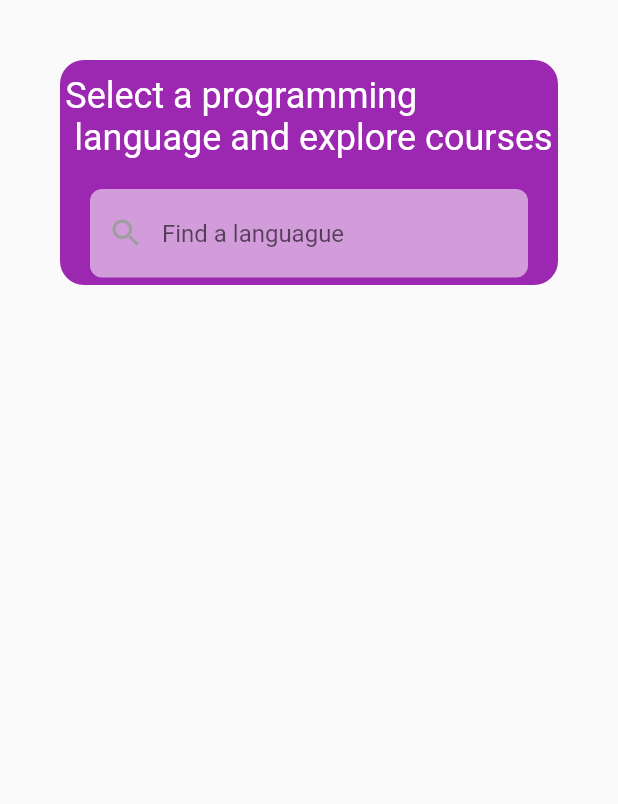
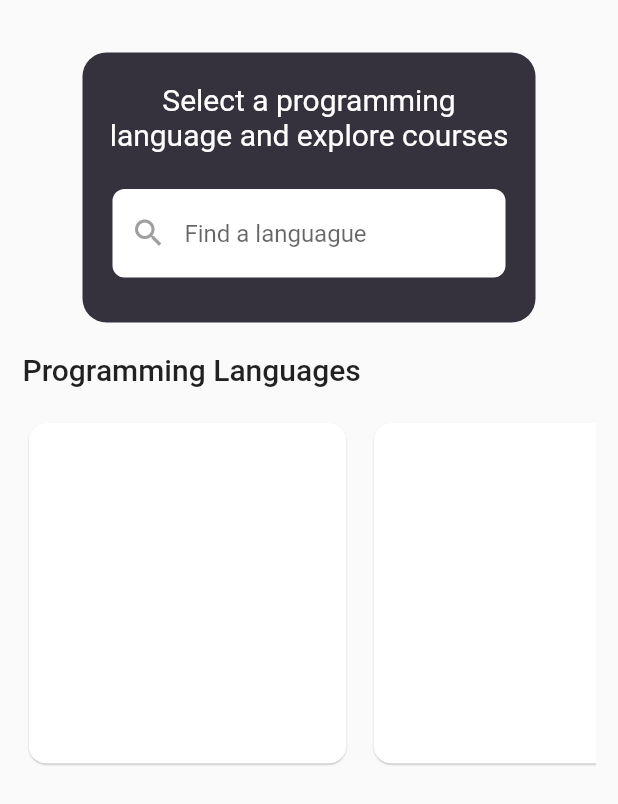
Before and after one commit to Chamidilshan/learn_programming, a Flutter app: the HomePage screen opened directly, on a phone screen of 412 x 824 dp. Shown: the top 804 px of the screen. Run offline on Flutter 3.47's test engine with Material 2 defaults, Android fonts, the phone set to English and light mode, and no system bars.

Commit message:
added language cards

```diff
--- a/lib/pages/home_page.dart
+++ b/lib/pages/home_page.dart
@@ -1,4 +1,5 @@
 import 'package:flutter/material.dart';
+import 'package:learn_programming/widgets/language_button.dart';
 
 class HomePage extends StatelessWidget {
   const HomePage({Key? key}) : super(key: key);
@@ -6,39 +7,40 @@ class HomePage extends StatelessWidget {
   @override
   Widget build(BuildContext context) {
     return Scaffold(
-      body: Padding(
-        padding: EdgeInsets.all(40),
-        child: ListView(
+      body: ListView(
+        padding: EdgeInsets.all(15.0),
         children: [
           Container(
-              height: 150.0,
+            margin: EdgeInsets.only(left: 40.0, right: 40.0, top: 20.0),
+            height: 180.0,
             width: 300.0,
             decoration: BoxDecoration(
-                color: Colors.purple,
+              color: Color(0xFF35323e),
               borderRadius: BorderRadius.circular(16.0),
             ),
             child: Column(
               children: [
                 SizedBox(
-                    height: 10.0,
+                  height: 20.0,
                 ),
                 Text(
-                      'Select a programming\n language and explore courses',
+                    'Select a programming\nlanguage and explore courses',
+                  textAlign: TextAlign.center,
                   style: TextStyle(
                     color: Colors.white,
-                      fontSize: 24.0
+                    fontSize: 20.0
                   ),
                 ),
                 SizedBox(
-                    height: 20.0,
+                  height: 25.0,
                 ),
                 Padding(
                   padding: const EdgeInsets.only(left: 20.0, right: 20.0),
                   child: TextField(
-                      style: TextStyle(color: Colors.white),
+                    style: TextStyle(color: Colors.black),
                     decoration: InputDecoration(
                       filled: true,
-                        fillColor: Colors.white54,
+                      fillColor: Colors.white,
                       border: OutlineInputBorder(
                         borderRadius: BorderRadius.circular(8.0),
                         borderSide: BorderSide.none,
@@ -52,8 +54,22 @@ class HomePage extends StatelessWidget {
               ],
             ),
           ),
+          SizedBox(
+            height: 20.0,
+          ),
+          Row(
+            children: [
+              Text(
+                'Programming Languages',
+                style: Theme.of(context).textTheme.headline6,
+              )
             ],
           ),
+          SizedBox(
+            height: 20.0,
+          ),
+          Languages(),
+        ],
       ),
     );
   }
--- /dev/null
+++ b/lib/widgets/language_button.dart
@@ -0,0 +1,37 @@
+import 'package:flutter/material.dart';
+
+class Languages extends StatelessWidget {
+  const Languages({Key? key}) : super(key: key);
+
+  @override
+  Widget build(BuildContext context) {
+    return SizedBox(
+      height: 235.0,
+      child: ListView.separated(
+        physics: BouncingScrollPhysics(),
+        scrollDirection: Axis.horizontal,
+          itemBuilder: (context, index){
+            return SizedBox(
+              width: 220.0,
+              child: Card(
+                elevation: 0.5,
+                shape: RoundedRectangleBorder(
+                  borderRadius: BorderRadius.all(
+                    Radius.circular(12),
+                  ),
+                ),
+                child: InkWell(
+                  borderRadius: BorderRadius.circular(12),
+                  onTap: () {},
+                ),
+              ),
+            );
+          },
+          separatorBuilder: (context, index) => Padding(
+        padding: EdgeInsets.only(right:10.0),
+          ),
+        itemCount: 5,
+      ),
+    );
+  }
+}
```
Lines whose indentation alone changed are shown as unchanged.
